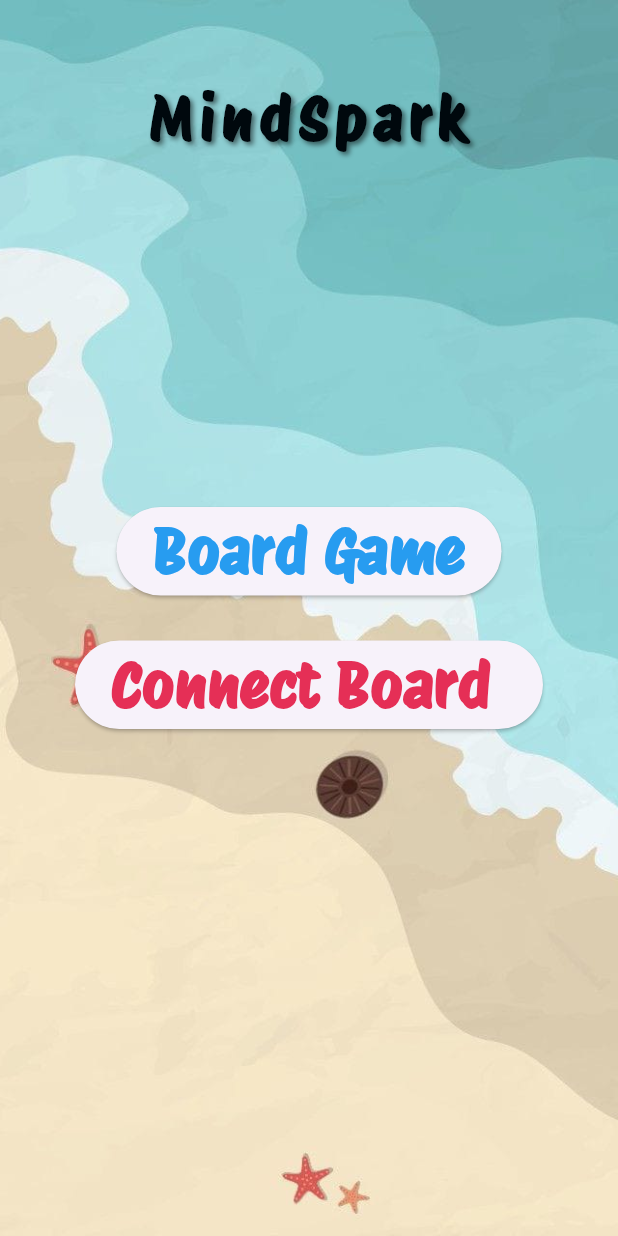
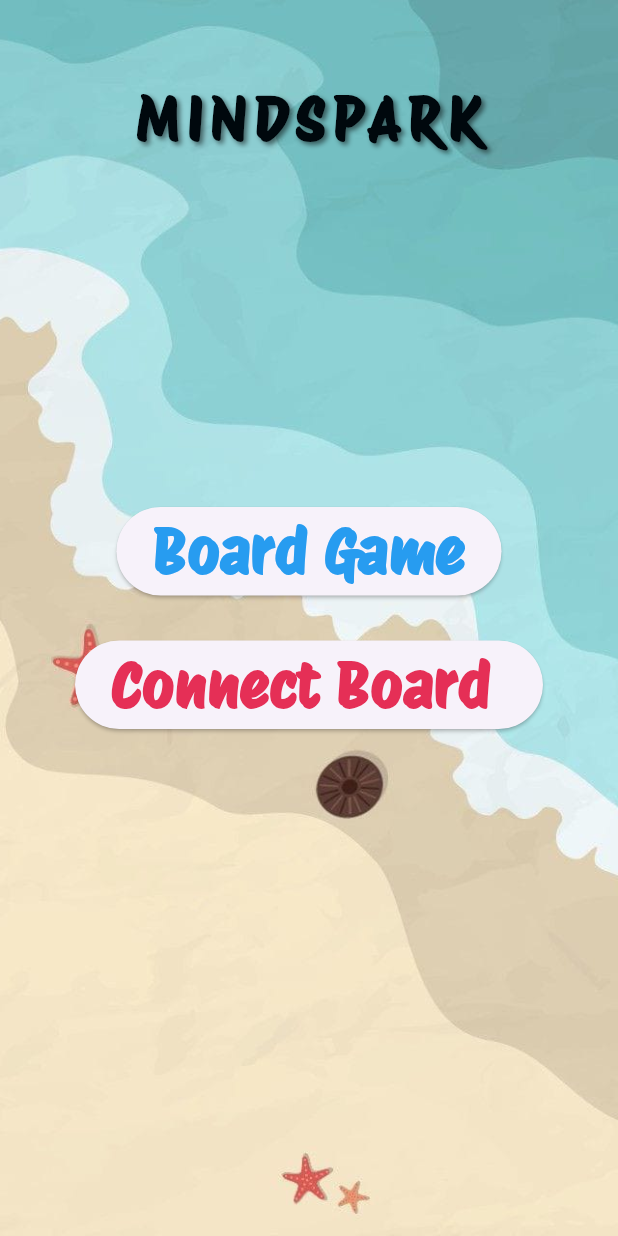
Before and after one commit to ajay8111/App, a Flutter app: the Menu screen opened directly, on a phone screen of 412 x 824 dp. Run offline on Flutter 3.47's test engine with Material 3 defaults, Android fonts, the phone set to English and light mode, and no system bars; our stand-ins replace flutter_blue_plus, flutter_spinkit, just_audio, lottie, material_design_icons_flutter, permission_handler.

Commit message:
heading changed

```diff
--- a/lib/menu.dart
+++ b/lib/menu.dart
@@ -23,7 +23,7 @@
             child: Padding(
               padding: const EdgeInsets.all(50.0),
               child: Text(
-                'MindSpark',
+                'MINDSPARK',
                 style: TextStyle(
                   fontSize: 40,
                   fontWeight: FontWeight.bold,
```
